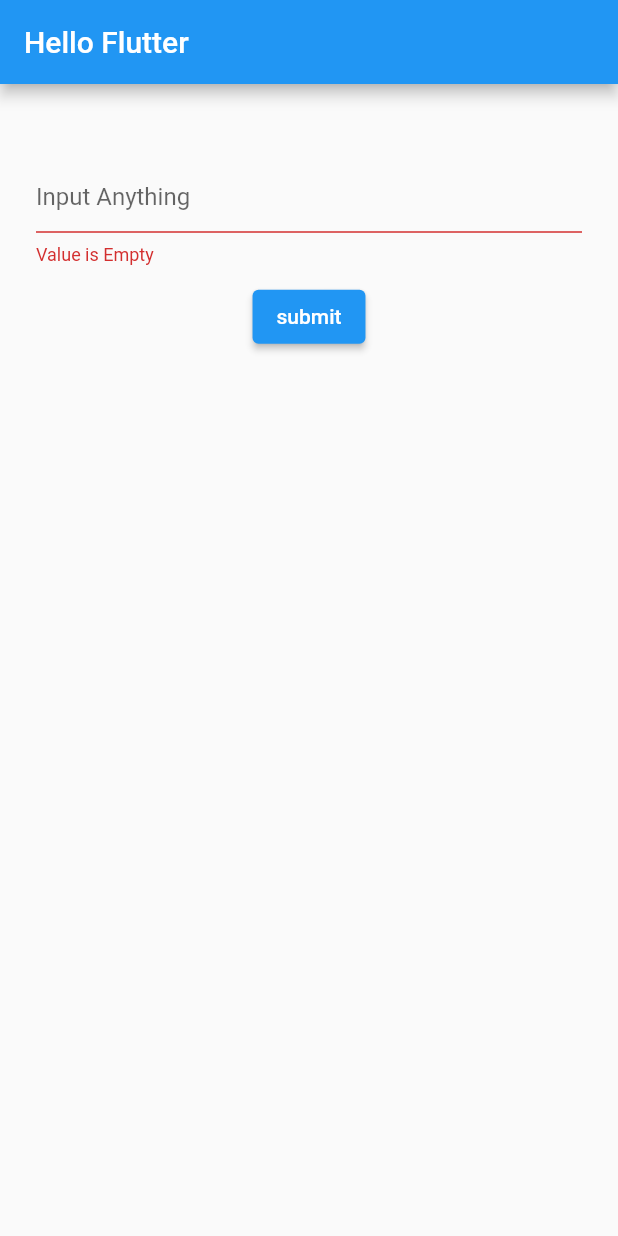
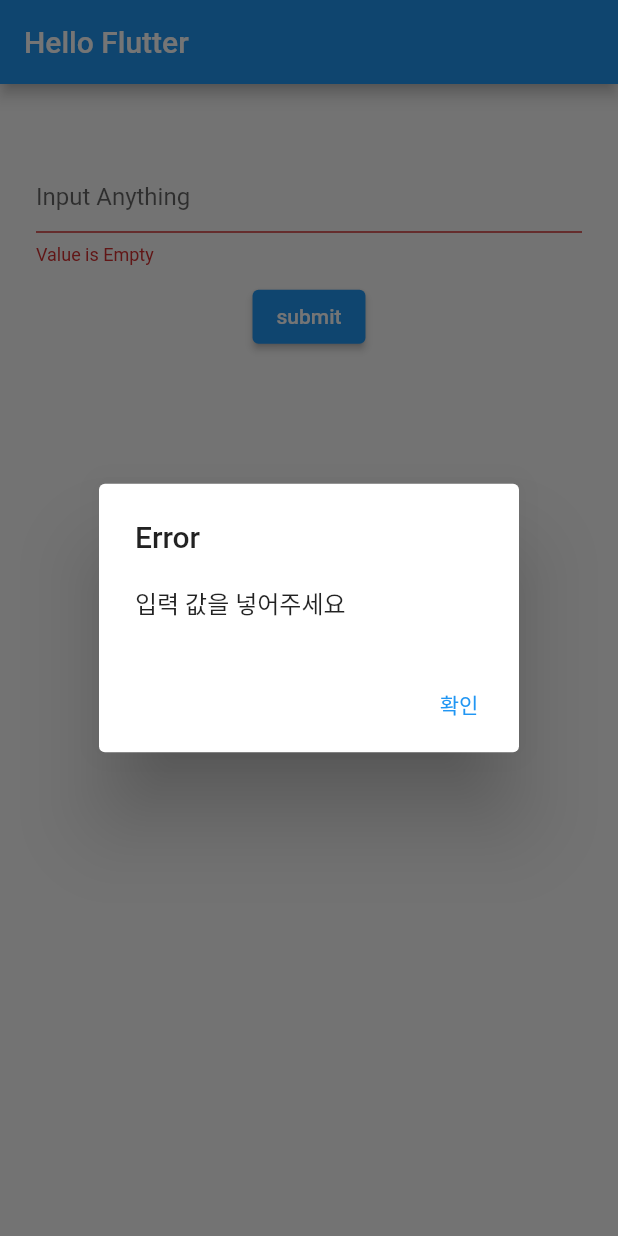
Before and after one commit to ryulkim/songdo_flutter, a Flutter app: the screen it shows after launch, after a tap on "submit", on a phone screen of 412 x 824 dp. Run offline on Flutter 3.47's test engine with Material 2 defaults, Android fonts, the phone set to English and light mode, and no system bars.

Commit message:
입력값이 없을 경우 에러창 뜨게하기

```diff
--- a/lib/main.dart
+++ b/lib/main.dart
@@ -1,6 +1,6 @@
 import 'package:flutter/material.dart';
 
-void main() => runApp(MyApp());
+void main() => runApp(MaterialApp(home: MyApp()));
 
 class MyList extends StatefulWidget {
   @override
@@ -46,7 +46,7 @@ class _MyState extends State<MyList> {
       decoration: const InputDecoration(hintText: "Input Anything"),
       validator: (String? value) {
         if (value == null || value.isEmpty) {
-          //flutterDialog();
+          flutterDialog();
           return "Value is Empty";
         }
       },
@@ -54,8 +54,7 @@ class _MyState extends State<MyList> {
   }
 
   @override
-  Widget build(BuildContext context) => MaterialApp(
-        home: Scaffold(
+  Widget build(BuildContext context) => Scaffold(
         appBar: AppBar(
           title: const Text("Hello Flutter"),
         ),
@@ -100,7 +99,6 @@ class _MyState extends State<MyList> {
             onPressed: add(_controller.text),
             child: const Icon(Icons.add),
           ),*/
-        ),
       );
 }
 
```
Lines whose indentation alone changed are shown as unchanged.
